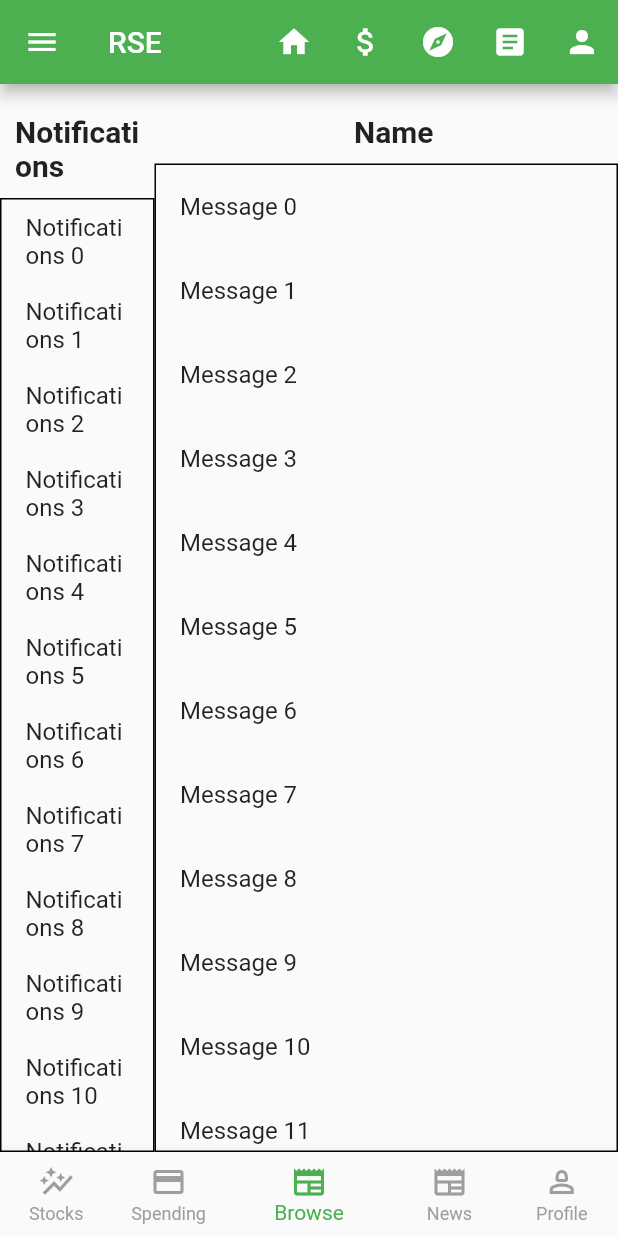
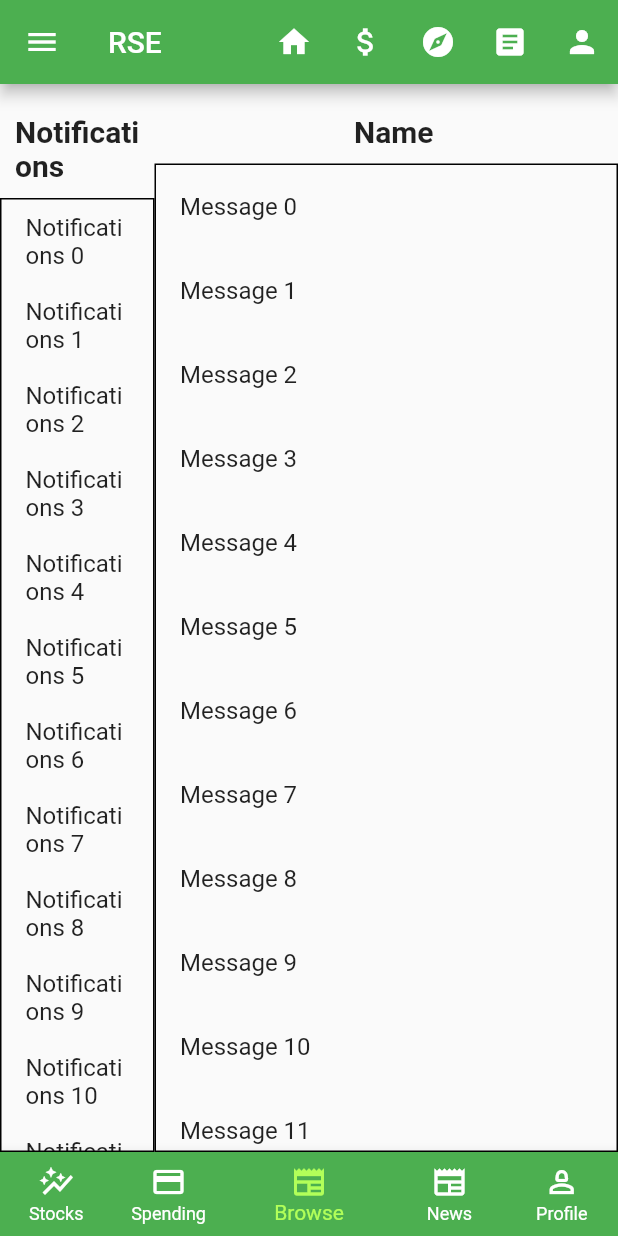
Before and after one commit to PrimeTimeTran/f-RSE, a Flutter app: the screen it shows after launch, item 3 of the bottom bar chosen, on a phone screen of 412 x 824 dp. Run offline on Flutter 3.47's test engine with Material 2 defaults, Android fonts, the phone set to English and light mode, and no system bars; our stand-ins replace bloc, equatable, flutter_bloc, flutter_dotenv, shared_preferences, syncfusion_flutter_charts; network calls fail.

Commit message:
Add easier theme grab & fix up dark/light modes.

```diff
--- a/lib/data/cubits/asset_cubit.dart
+++ b/lib/data/cubits/asset_cubit.dart
@@ -54,7 +54,6 @@ class AssetCubit extends Cubit<AssetState> {
   AssetCubit() : super(AssetInitial());
 
   Future<void> fetchAsset(String id) async {
-    emit(AssetLoading());
     try {
       assetId = id;
       final a = await assetService.fetchAsset(assetId, period);
--- a/lib/main.dart
+++ b/lib/main.dart
@@ -90,6 +90,7 @@ class _MyAppState extends State<MyApp> {
 
   @override
   Widget build(BuildContext context) {
+    final color = Theme.of(context).primaryColor;
     return MaterialApp(
       theme: lightTheme,
       darkTheme: darkTheme,
@@ -107,6 +108,8 @@ class _MyAppState extends State<MyApp> {
         appBar: AppBar(
           title: const Text('RSE'),
           actions: navbarIcons(context),
+          // backgroundColor: Colors.green,
+          // backgroundColor: Theme.of(context).colorScheme.primary,
         ),
       ),
     );
--- a/lib/presentation/navigation/bottom_tab.dart
+++ b/lib/presentation/navigation/bottom_tab.dart
@@ -1,4 +1,6 @@
 import 'package:flutter/material.dart';
+
+import 'package:rse/presentation/all.dart';
 
 class BottomTab extends StatefulWidget {
   final Function(int) change;
@@ -14,35 +16,39 @@ class BottomTab extends StatefulWidget {
 class _BottomTabState extends State<BottomTab> {
   @override
   Widget build(BuildContext context) {
-    final primarySwatch = Theme.of(context).primaryColor;
-    final unselectedLabelColor = Theme.of(context).bottomAppBarTheme.color;
+    final unselectedLabelColor = T(context, 'inversePrimary');
 
     return BottomNavigationBar(
       currentIndex: widget.index,
-      fixedColor: primarySwatch,
       showUnselectedLabels: true,
       onTap: (idx) => widget.change(idx),
       unselectedItemColor: unselectedLabelColor,
+      selectedItemColor: T(context, 'primaryContainer'),
       unselectedLabelStyle: TextStyle(color: unselectedLabelColor),
-      items: const <BottomNavigationBarItem>[
+      items: <BottomNavigationBarItem>[
         BottomNavigationBarItem(
           label: 'Stocks',
+          backgroundColor: T(context, 'background'),
           icon: Icon(Icons.auto_graph),
         ),
         BottomNavigationBarItem(
           label: 'Spending',
+          backgroundColor: T(context, 'background'),
           icon: Icon(Icons.credit_card),
         ),
         BottomNavigationBarItem(
           label: 'Browse',
+          backgroundColor: T(context, 'background'),
           icon: Icon(Icons.newspaper),
         ),
         BottomNavigationBarItem(
           label: 'News',
+          backgroundColor: T(context, 'background'),
           icon: Icon(Icons.newspaper),
         ),
         BottomNavigationBarItem(
           label: 'Profile',
+          backgroundColor: T(context, 'background'),
           icon: Icon(Icons.person_2_outlined),
         ),
       ],
--- a/lib/presentation/navigation/drawer.dart
+++ b/lib/presentation/navigation/drawer.dart
@@ -15,7 +15,7 @@ class DrawerState extends State<MyDrawer> {
   late bool isDark = isDarkMode(context);
   @override
   Widget build(BuildContext context) {
-    Color primarySwatch = Theme.of(context).primaryColor;
+    final color = T(context, 'primary');
 
     var dark = isDarkMode(context);
 
@@ -26,7 +26,7 @@ class DrawerState extends State<MyDrawer> {
             children: [
               DrawerHeader(
                 decoration: BoxDecoration(
-                  color: primarySwatch,
+                  color: color,
                 ),
                 child: const Text(
                   'Drawer Header',
--- a/lib/presentation/screens/investing_summary_screen.dart
+++ b/lib/presentation/screens/investing_summary_screen.dart
@@ -77,7 +77,7 @@ class InvestingSummaryScreenState extends State<InvestingSummaryScreen>
   }
 
   Widget _buildTabContainer(context) {
-    final primaryColor = Theme.of(context).primaryColor;
+    final color = T(context, 'primary');
     final unselectedColor = Theme.of(context).unselectedWidgetColor;
 
     return Padding(
@@ -87,8 +87,8 @@ class InvestingSummaryScreenState extends State<InvestingSummaryScreen>
         child: Column(
           children: [
             TabBar(
-              labelColor: primaryColor,
-              indicatorColor: primaryColor,
+              labelColor: color,
+              indicatorColor: color,
               isScrollable: isSmall(context),
               unselectedLabelColor: unselectedColor,
               tabs: const [
--- a/lib/presentation/utils/theme.dart
+++ b/lib/presentation/utils/theme.dart
@@ -1,32 +1,42 @@
 import 'package:flutter/material.dart';
 
 final lightTheme = ThemeData(
-  primarySwatch: Colors.green,
-  primaryColor: Colors.green,
   brightness: Brightness.light,
-  highlightColor: Colors.green[900],
-  unselectedWidgetColor: Colors.grey,
   bottomAppBarTheme: const BottomAppBarTheme(
-    color: Colors.grey,
+    color: Colors.white,
+    surfaceTintColor: Colors.white,
   ),
   navigationBarTheme: const NavigationBarThemeData(
-    backgroundColor: Colors.red,
     indicatorColor: Colors.white,
+  ),
+  colorScheme: ColorScheme.light(
+    primary: Colors.green,
+    primaryContainer: Colors.lightGreenAccent,
+    secondary: Colors.green.shade900,
+    inversePrimary: Colors.white,
+    onPrimaryContainer: Colors.white,
+    background: Colors.green,
+  ),
+  appBarTheme: const AppBarTheme(
+    backgroundColor: Colors.green,
   ),
 );
 
 final darkTheme = ThemeData(
-  primaryColor: Colors.green,
-  highlightColor: Colors.green[900],
   brightness: Brightness.dark,
   indicatorColor: Colors.white,
-  unselectedWidgetColor: Colors.white,
-  bottomAppBarTheme: const BottomAppBarTheme(
-    color: Colors.white,
+  navigationBarTheme: const NavigationBarThemeData(
+    indicatorColor: Colors.white,
   ),
-  navigationBarTheme: const NavigationBarThemeData(
-    backgroundColor: Colors.red,
-    indicatorColor: Colors.white,
+  colorScheme: ColorScheme.dark(
+    primary: Colors.green,
+    primaryContainer: Colors.lightGreenAccent,
+    inversePrimary: Colors.white,
+    secondary: Colors.lightGreenAccent,
+    background: Colors.grey[900]!,
+  ),
+  appBarTheme: AppBarTheme(
+    backgroundColor: Colors.grey[900]!,
   ),
 );
 
@@ -45,3 +55,35 @@ bool isDarkMode(BuildContext context) {
   final theme = Theme.of(context).brightness;
   return theme == Brightness.dark;
 }
+
+Color T(BuildContext context, String key) {
+  final colorScheme = Theme.of(context).colorScheme;
+  switch (key) {
+    case 'primary':
+      return colorScheme.primary;
+    case 'primaryContainer':
+      return colorScheme.primaryContainer;
+    case 'secondary':
+      return colorScheme.secondary;
+    case 'surface':
+      return colorScheme.surface;
+    case 'inversePrimary':
+      return colorScheme.inversePrimary;
+    case 'onPrimaryContainer':
+      return colorScheme.onPrimaryContainer;
+    case 'background':
+      return colorScheme.background;
+    case 'primaryContainer':
+      return colorScheme.primaryContainer;
+    case 'secondary':
+      return colorScheme.secondary;
+    case 'surface':
+      return colorScheme.surface;
+    case 'inversePrimary':
+      return colorScheme.inversePrimary;
+    case 'onPrimaryContainer':
+      return colorScheme.onPrimaryContainer;
+    default:
+      throw Exception('Invalid color key: $key');
+  }
+}
--- a/lib/presentation/widgets/line_chart.dart
+++ b/lib/presentation/widgets/line_chart.dart
@@ -103,7 +103,7 @@ class LineChartState extends State<LineChart> {
   }
 
   _setupTheme(BuildContext context) {
-    final primarySwatch = Theme.of(context).primaryColor;
+    final color = T(context, 'primary');
     final highlightSwatch = Theme.of(context).highlightColor;
     _trackballBehavior = TrackballBehavior(
       enable: true,
@@ -114,7 +114,7 @@ class LineChartState extends State<LineChart> {
       tooltipSettings: InteractiveTooltip(
         enable: true,
         borderWidth: 1,
-        color: primarySwatch,
+        color: color,
         borderColor: Colors.lightGreenAccent,
       ),
     );
```
Also changed, not shown: lib/presentation/widgets/candle_chart.dart (+22 -12 lines), lib/presentation/widgets/period_selector.dart (+8 -8 lines), lib/presentation/widgets/placeholder_candlestick_chart.dart (+5 -3 lines).
